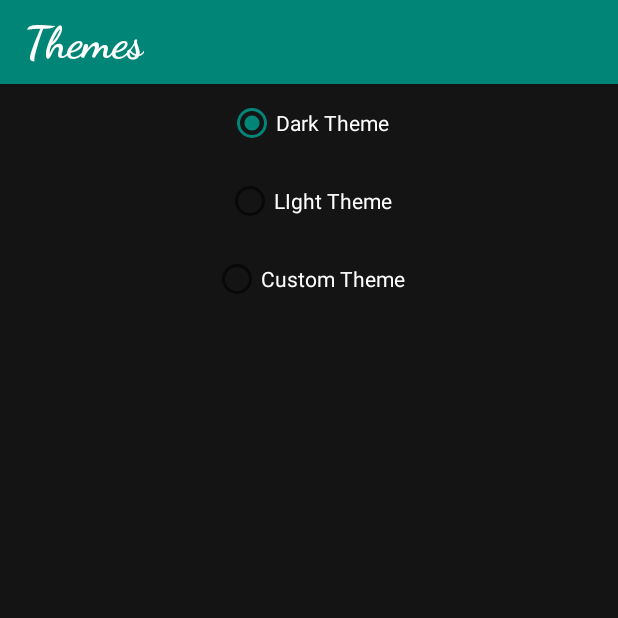
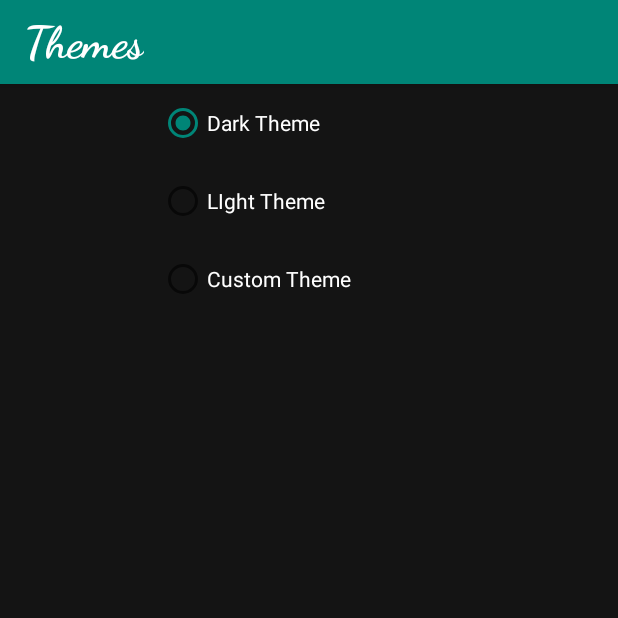
Before and after one commit to asakl/PasswordSafe, an Android app: the ThemeActivity screen opened directly, with no data from a screen before it, on a phone screen of 412 x 824 dp, the top half of it. Run offline under Robolectric (Android 15) with nearby library versions, the phone set to English and light mode, and no system bars.

Commit message:
change a little the themes UI

```diff
--- a/app/src/main/res/layout/theme_window_dark.xml
+++ b/app/src/main/res/layout/theme_window_dark.xml
@@ -15,7 +15,7 @@
 
         <RadioButton
             android:id="@+id/darkButton"
-            android:layout_width="wrap_content"
+            android:layout_width="200sp"
             android:layout_height="wrap_content"
             android:layout_gravity="center"
             android:layout_margin="10dp"
@@ -24,7 +24,7 @@
 
         <RadioButton
             android:id="@+id/lightButton"
-            android:layout_width="wrap_content"
+            android:layout_width="200sp"
             android:layout_height="wrap_content"
             android:layout_gravity="center"
             android:layout_margin="10dp"
@@ -33,7 +33,7 @@
 
         <RadioButton
             android:id="@+id/customButton"
-            android:layout_width="wrap_content"
+            android:layout_width="200sp"
             android:layout_height="wrap_content"
             android:layout_gravity="center"
             android:layout_margin="10dp"
--- a/app/src/main/res/layout/theme_window_light.xml
+++ b/app/src/main/res/layout/theme_window_light.xml
@@ -15,7 +15,7 @@
 
         <RadioButton
             android:id="@+id/darkButton"
-            android:layout_width="wrap_content"
+            android:layout_width="200sp"
             android:layout_height="wrap_content"
             android:layout_gravity="center"
             android:layout_margin="10dp"
@@ -24,7 +24,7 @@
 
         <RadioButton
             android:id="@+id/lightButton"
-            android:layout_width="wrap_content"
+            android:layout_width="200sp"
             android:layout_height="wrap_content"
             android:layout_gravity="center"
             android:layout_margin="10dp"
@@ -33,7 +33,7 @@
 
         <RadioButton
             android:id="@+id/customButton"
-            android:layout_width="wrap_content"
+            android:layout_width="200sp"
             android:layout_height="wrap_content"
             android:layout_gravity="center"
             android:layout_margin="10dp"
```
